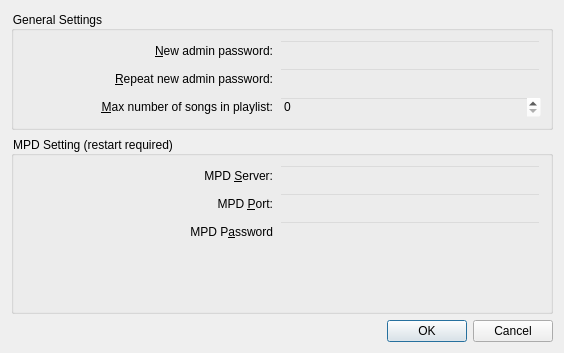
The window that settingsDialog.ui (thomaslundgaard/Pimp) describes before a commit, drawn with Qt 5.
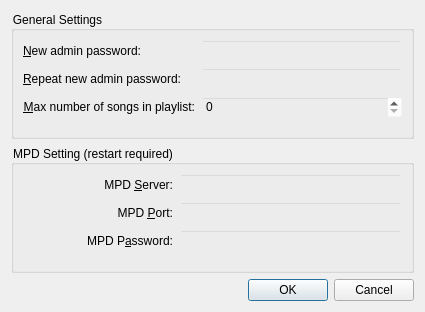
The same window after the commit.

Diff of the .ui file:
```diff
--- a/settingsDialog.ui
+++ b/settingsDialog.ui
@@ -6,25 +6,99 @@
    <rect>
     <x>0</x>
     <y>0</y>
-    <width>564</width>
-    <height>353</height>
+    <width>425</width>
+    <height>312</height>
    </rect>
   </property>
   <property name="windowTitle">
    <string>Dialog</string>
   </property>
-  <layout class="QGridLayout" name="gridLayout_2">
-   <item row="3" column="0">
-    <widget class="QDialogButtonBox" name="buttonBox">
-     <property name="standardButtons">
-      <set>QDialogButtonBox::Cancel|QDialogButtonBox::Ok</set>
+  <layout class="QVBoxLayout" name="verticalLayout">
+   <item>
+    <widget class="QGroupBox" name="groupBox_2">
+     <property name="styleSheet">
+      <string notr="true">background-color: rgba(255, 255, 255, 0);</string>
      </property>
-     <property name="centerButtons">
-      <bool>false</bool>
+     <property name="title">
+      <string>General Settings</string>
      </property>
+     <layout class="QGridLayout" name="gridLayout_5">
+      <item row="1" column="0">
+       <layout class="QFormLayout" name="formLayout_3">
+        <item row="0" column="0">
+         <widget class="QLabel" name="label_2">
+          <property name="styleSheet">
+           <string notr="true">background-color: rgba(255, 255, 255, 0);</string>
+          </property>
+          <property name="text">
+           <string>&amp;New admin password:</string>
+          </property>
+          <property name="alignment">
+           <set>Qt::AlignRight|Qt::AlignTrailing|Qt::AlignVCenter</set>
+          </property>
+          <property name="buddy">
+           <cstring>pwdEdit</cstring>
+          </property>
+         </widget>
+        </item>
+        <item row="0" column="1">
+         <widget class="QLineEdit" name="pwdEdit">
+          <property name="text">
+           <string/>
+          </property>
+          <property name="echoMode">
+           <enum>QLineEdit::Password</enum>
+          </property>
+         </widget>
+        </item>
+        <item row="1" column="0">
+         <widget class="QLabel" name="label_3">
+          <property name="styleSheet">
+           <string notr="true">background-color: rgba(255, 255, 255, 0);</string>
+          </property>
+          <property name="text">
+           <string>&amp;Repeat new admin password:</string>
+          </property>
+          <property name="alignment">
+           <set>Qt::AlignRight|Qt::AlignTrailing|Qt::AlignVCenter</set>
+          </property>
+          <property name="buddy">
+           <cstring>pwdRepeatEdit</cstring>
+          </property>
+         </widget>
+        </item>
+        <item row="1" column="1">
+         <widget class="QLineEdit" name="pwdRepeatEdit">
+          <property name="echoMode">
+           <enum>QLineEdit::Password</enum>
+          </property>
+         </widget>
+        </item>
+        <item row="2" column="0">
+         <widget class="QLabel" name="label">
+          <property name="styleSheet">
+           <string notr="true">background-color: rgba(255, 255, 255, 0);</string>
+          </property>
+          <property name="text">
+           <string>&amp;Max number of songs in playlist:</string>
+          </property>
+          <property name="alignment">
+           <set>Qt::AlignRight|Qt::AlignTrailing|Qt::AlignVCenter</set>
+          </property>
+          <property name="buddy">
+           <cstring>maxPlaylistSpinBox</cstring>
+          </property>
+         </widget>
+        </item>
+        <item row="2" column="1">
+         <widget class="QSpinBox" name="maxPlaylistSpinBox"/>
+        </item>
+       </layout>
+      </item>
+     </layout>
     </widget>
    </item>
-   <item row="2" column="0">
+   <item>
     <widget class="QGroupBox" name="groupBox">
      <property name="styleSheet">
       <string notr="true">background-color: rgba(255, 255, 255, 0);</string>
@@ -33,10 +107,50 @@
       <string>MPD Setting (restart required)</string>
      </property>
      <layout class="QGridLayout" name="gridLayout_4">
-      <item row="0" column="2">
-       <layout class="QGridLayout" name="gridLayout_3">
-        <item row="3" column="0">
+      <item row="0" column="1">
+       <layout class="QFormLayout" name="formLayout_2">
+        <property name="fieldGrowthPolicy">
+         <enum>QFormLayout::AllNonFixedFieldsGrow</enum>
+        </property>
+        <property name="labelAlignment">
+         <set>Qt::AlignRight|Qt::AlignTrailing|Qt::AlignVCenter</set>
+        </property>
+        <property name="formAlignment">
+         <set>Qt::AlignLeading|Qt::AlignLeft|Qt::AlignTop</set>
+        </property>
+        <item row="0" column="0">
+         <widget class="QLabel" name="label_4">
+          <property name="sizePolicy">
+           <sizepolicy hsizetype="Expanding" vsizetype="Preferred">
+            <horstretch>0</horstretch>
+            <verstretch>0</verstretch>
+           </sizepolicy>
+          </property>
+          <property name="styleSheet">
+           <string notr="true">background-color: rgba(255, 255, 255, 0);</string>
+          </property>
+          <property name="text">
+           <string>MPD &amp;Server:</string>
+          </property>
+          <property name="alignment">
+           <set>Qt::AlignRight|Qt::AlignTrailing|Qt::AlignVCenter</set>
+          </property>
+          <property name="buddy">
+           <cstring>mpdServerEdit</cstring>
+          </property>
+         </widget>
+        </item>
+        <item row="0" column="1">
+         <widget class="QLineEdit" name="mpdServerEdit"/>
+        </item>
+        <item row="1" column="0">
          <widget class="QLabel" name="label_5">
+          <property name="sizePolicy">
+           <sizepolicy hsizetype="Expanding" vsizetype="Preferred">
+            <horstretch>0</horstretch>
+            <verstretch>0</verstretch>
+           </sizepolicy>
+          </property>
           <property name="styleSheet">
            <string notr="true">background-color: rgba(255, 255, 255, 0);</string>
           </property>
@@ -51,13 +165,22 @@
           </property>
          </widget>
         </item>
-        <item row="4" column="0">
+        <item row="1" column="1">
+         <widget class="QLineEdit" name="mpdPort"/>
+        </item>
+        <item row="2" column="0">
          <widget class="QLabel" name="label_7">
+          <property name="sizePolicy">
+           <sizepolicy hsizetype="Expanding" vsizetype="Preferred">
+            <horstretch>0</horstretch>
+            <verstretch>0</verstretch>
+           </sizepolicy>
+          </property>
           <property name="styleSheet">
            <string notr="true">background-color: rgba(255, 255, 255, 0);</string>
           </property>
           <property name="text">
-           <string>MPD P&amp;assword</string>
+           <string>MPD P&amp;assword:</string>
           </property>
           <property name="alignment">
            <set>Qt::AlignRight|Qt::AlignTrailing|Qt::AlignVCenter</set>
@@ -67,62 +190,27 @@
           </property>
          </widget>
         </item>
-        <item row="3" column="1">
-         <widget class="QLineEdit" name="mpdPort"/>
-        </item>
-        <item row="4" column="1">
+        <item row="2" column="1">
          <widget class="QLineEdit" name="mpdPwdEdit">
           <property name="echoMode">
            <enum>QLineEdit::Password</enum>
           </property>
          </widget>
         </item>
-        <item row="1" column="0">
-         <spacer name="horizontalSpacer_2">
-          <property name="orientation">
-           <enum>Qt::Horizontal</enum>
-          </property>
-          <property name="sizeType">
-           <enum>QSizePolicy::Fixed</enum>
-          </property>
-          <property name="sizeHint" stdset="0">
-           <size>
-            <width>250</width>
-            <height>0</height>
-           </size>
-          </property>
-         </spacer>
-        </item>
-        <item row="2" column="0">
-         <widget class="QLabel" name="label_4">
-          <property name="styleSheet">
-           <string notr="true">background-color: rgba(255, 255, 255, 0);</string>
-          </property>
-          <property name="text">
-           <string>MPD &amp;Server:</string>
-          </property>
-          <property name="alignment">
-           <set>Qt::AlignRight|Qt::AlignTrailing|Qt::AlignVCenter</set>
-          </property>
-          <property name="buddy">
-           <cstring>mpdServerEdit</cstring>
-          </property>
-         </widget>
-        </item>
-        <item row="2" column="1">
-         <widget class="QLineEdit" name="mpdServerEdit"/>
-        </item>
        </layout>
       </item>
-      <item row="4" column="2">
-       <spacer name="verticalSpacer">
+      <item row="0" column="0">
+       <spacer name="horizontalSpacer_2">
         <property name="orientation">
-         <enum>Qt::Vertical</enum>
+         <enum>Qt::Horizontal</enum>
+        </property>
+        <property name="sizeType">
+         <enum>QSizePolicy::Minimum</enum>
         </property>
         <property name="sizeHint" stdset="0">
          <size>
-          <width>20</width>
-          <height>40</height>
+          <width>64</width>
+          <height>20</height>
          </size>
         </property>
        </spacer>
@@ -130,104 +218,14 @@
      </layout>
     </widget>
    </item>
-   <item row="0" column="0">
-    <widget class="QGroupBox" name="groupBox_2">
-     <property name="styleSheet">
-      <string notr="true">background-color: rgba(255, 255, 255, 0);</string>
+   <item>
+    <widget class="QDialogButtonBox" name="buttonBox">
+     <property name="standardButtons">
+      <set>QDialogButtonBox::Cancel|QDialogButtonBox::Ok</set>
      </property>
-     <property name="title">
-      <string>General Settings</string>
+     <property name="centerButtons">
+      <bool>false</bool>
      </property>
-     <layout class="QGridLayout" name="gridLayout_5">
-      <item row="1" column="0">
-       <layout class="QGridLayout" name="gridLayout">
-        <item row="1" column="0">
-         <widget class="QLabel" name="label_2">
-          <property name="styleSheet">
-           <string notr="true">background-color: rgba(255, 255, 255, 0);</string>
-          </property>
-          <property name="text">
-           <string>&amp;New admin password:</string>
-          </property>
-          <property name="alignment">
-           <set>Qt::AlignRight|Qt::AlignTrailing|Qt::AlignVCenter</set>
-          </property>
-          <property name="buddy">
-           <cstring>pwdEdit</cstring>
-          </property>
-         </widget>
-        </item>
-        <item row="3" column="0">
-         <widget class="QLabel" name="label">
-          <property name="styleSheet">
-           <string notr="true">background-color: rgba(255, 255, 255, 0);</string>
-          </property>
-          <property name="text">
-           <string>&amp;Max number of songs in playlist:</string>
-          </property>
-          <property name="alignment">
-           <set>Qt::AlignRight|Qt::AlignTrailing|Qt::AlignVCenter</set>
-          </property>
-          <property name="buddy">
-           <cstring>maxPlaylistSpinBox</cstring>
-          </property>
-         </widget>
-        </item>
-        <item row="1" column="1">
-         <widget class="QLineEdit" name="pwdEdit">
-          <property name="text">
-           <string/>
-          </property>
-          <property name="echoMode">
-           <enum>QLineEdit::Password</enum>
-          </property>
-         </widget>
-        </item>
-        <item row="3" column="1">
-         <widget class="QSpinBox" name="maxPlaylistSpinBox"/>
-        </item>
-        <item row="2" column="0">
-         <widget class="QLabel" name="label_3">
-          <property name="styleSheet">
-           <string notr="true">background-color: rgba(255, 255, 255, 0);</string>
-          </property>
-          <property name="text">
-           <string>&amp;Repeat new admin password:</string>
-          </property>
-          <property name="alignment">
-           <set>Qt::AlignRight|Qt::AlignTrailing|Qt::AlignVCenter</set>
-          </property>
-          <property name="buddy">
-           <cstring>pwdRepeatEdit</cstring>
-          </property>
-         </widget>
-        </item>
-        <item row="2" column="1">
-         <widget class="QLineEdit" name="pwdRepeatEdit">
-          <property name="echoMode">
-           <enum>QLineEdit::Password</enum>
-          </property>
-         </widget>
-        </item>
-        <item row="0" column="0">
-         <spacer name="horizontalSpacer">
-          <property name="orientation">
-           <enum>Qt::Horizontal</enum>
-          </property>
-          <property name="sizeType">
-           <enum>QSizePolicy::Fixed</enum>
-          </property>
-          <property name="sizeHint" stdset="0">
-           <size>
-            <width>250</width>
-            <height>0</height>
-           </size>
-          </property>
-         </spacer>
-        </item>
-       </layout>
-      </item>
-     </layout>
     </widget>
    </item>
   </layout>
```
